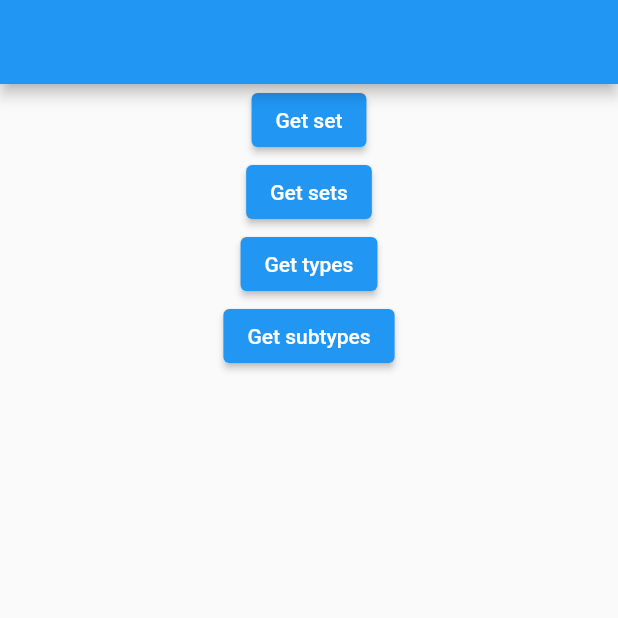
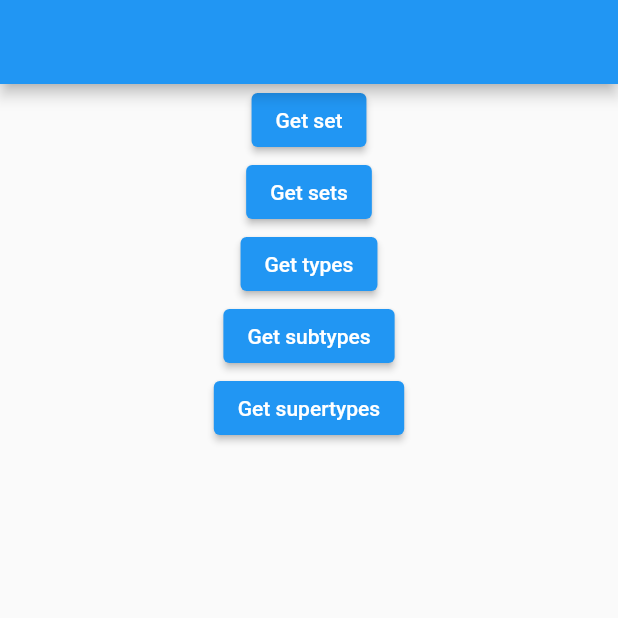
Before and after one commit to PokemonTCG/pokemon-tcg-sdk-dart, a Flutter app: the screen it shows after launch, on a phone screen of 412 x 824 dp, the top half of it. Run offline on Flutter 3.47's test engine with Material 2 defaults, Android fonts, the phone set to English and light mode, and no system bars.

Commit message:
Add getSupertypes() function

```diff
--- a/example/lib/main.dart
+++ b/example/lib/main.dart
@@ -68,6 +68,15 @@ class _MyHomePageState extends State<MyHomePage> {
                 });
               },
             ),
+            ElevatedButton(
+              child: Text('Get supertypes'),
+              onPressed: () async {
+                final types = await api.getSupertypes();
+                types.forEach((element) {
+                  print(element.type);
+                });
+              },
+            ),
           ],
         ),
       ),
--- /dev/null
+++ b/lib/src/models/supertype.dart
@@ -0,0 +1,5 @@
+class Supertype {
+  Supertype({required this.type});
+
+  final String type;
+}
```
Also changed, not shown: lib/src/pokemon_tcg.dart (+20 -0 lines).
